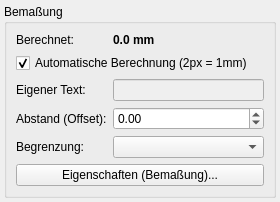
Old version of the form sources/ui/dimensionpropertieswidget.ui in the repository qelectrotech/qelectrotech-source-mirror.
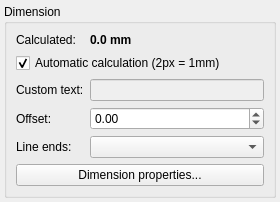
New version of the form.

Commit message: Write the dimension dialog and panel text in English

```diff
--- a/sources/ui/dimensionpropertieswidget.ui
+++ b/sources/ui/dimensionpropertieswidget.ui
@@ -32,7 +32,7 @@
    <item>
     <widget class="QGroupBox" name="m_groupBox">
      <property name="title">
-      <string>Bemaßung</string>
+      <string>Dimension</string>
      </property>
      <layout class="QFormLayout" name="formLayout">
       <property name="fieldGrowthPolicy">
@@ -41,7 +41,7 @@
       <item row="0" column="0">
        <widget class="QLabel" name="label_length_title">
         <property name="text">
-         <string>Berechnet:</string>
+         <string>Calculated:</string>
         </property>
        </widget>
       </item>
@@ -60,7 +60,7 @@
       <item row="1" column="0" colspan="2">
        <widget class="QCheckBox" name="m_auto_cb">
         <property name="text">
-         <string>Automatische Berechnung (2px = 1mm)</string>
+         <string>Automatic calculation (2px = 1mm)</string>
         </property>
         <property name="checked">
          <bool>true</bool>
@@ -70,7 +70,7 @@
       <item row="2" column="0">
        <widget class="QLabel" name="label_text">
         <property name="text">
-         <string>Eigener Text:</string>
+         <string>Custom text:</string>
         </property>
        </widget>
       </item>
@@ -84,7 +84,7 @@
       <item row="3" column="0">
        <widget class="QLabel" name="label_offset">
         <property name="text">
-         <string>Abstand (Offset):</string>
+         <string>Offset:</string>
         </property>
        </widget>
       </item>
@@ -104,7 +104,7 @@
       <item row="4" column="0">
        <widget class="QLabel" name="label_style">
         <property name="text">
-         <string>Begrenzung:</string>
+         <string>Line ends:</string>
         </property>
        </widget>
       </item>
@@ -114,7 +114,7 @@
       <item row="5" column="0" colspan="2">
        <widget class="QPushButton" name="m_edit_dialog_btn">
         <property name="text">
-         <string>Eigenschaften (Bemaßung)...</string>
+         <string>Dimension properties...</string>
         </property>
        </widget>
       </item>
```
Left out of the diff: 2 changed lines with no effect on the pictures. The commit also changes 1 other file.
